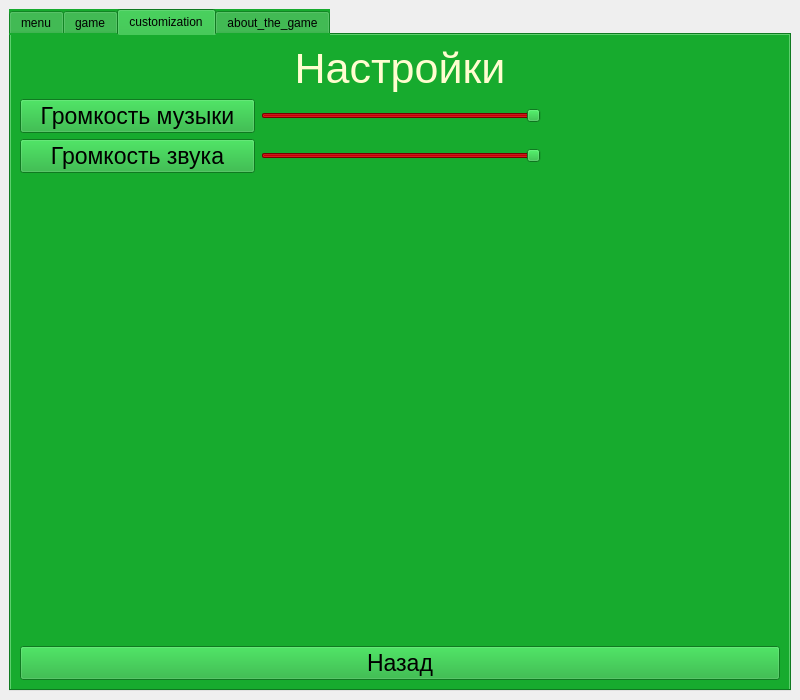
Old version of the form forms/root.ui in the repository kursach-vega/snake.
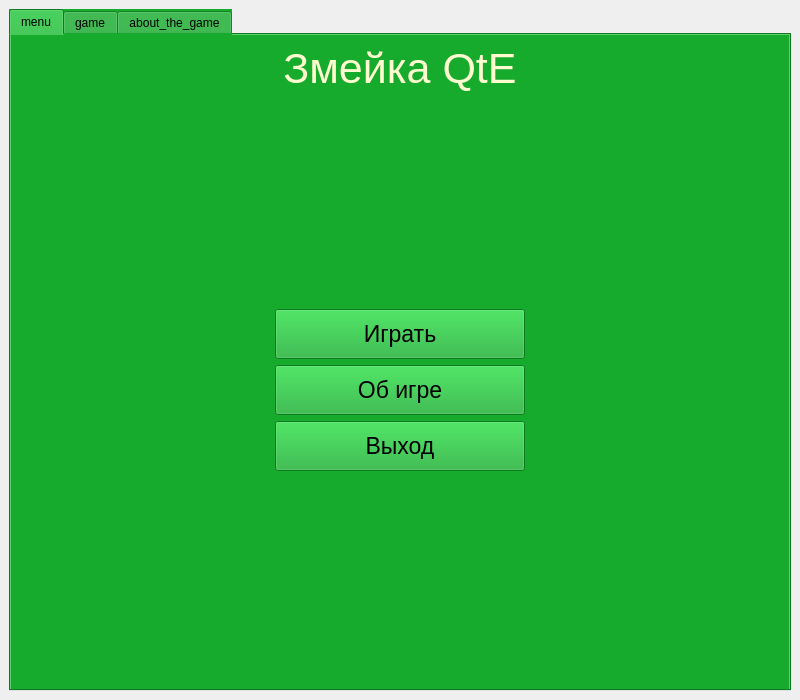
New version of the form. Custom widgets are drawn as their Qt base class.

The edit to the form file:
```diff
--- a/forms/root.ui
+++ b/forms/root.ui
@@ -55,7 +55,7 @@
        <string notr="true">background-color: rgb(23, 171, 46);</string>
       </property>
       <property name="currentIndex">
-       <number>2</number>
+       <number>0</number>
       </property>
       <widget class="QWidget" name="menu">
        <attribute name="title">
@@ -73,7 +73,7 @@
            <string notr="true">color: rgb(255, 253, 208);</string>
           </property>
           <property name="text">
-           <string>Змейка</string>
+           <string>Змейка QtE</string>
           </property>
           <property name="alignment">
            <set>Qt::AlignCenter</set>
@@ -95,11 +95,11 @@
         </item>
         <item>
          <layout class="QGridLayout" name="gridLayout_2">
-          <item row="1" column="1">
-           <widget class="QPushButton" name="transition_cystom">
+          <item row="0" column="1">
+           <widget class="QPushButton" name="transition_game">
             <property name="minimumSize">
              <size>
-              <width>200</width>
+              <width>250</width>
               <height>50</height>
              </size>
             </property>
@@ -109,12 +109,12 @@
              </font>
             </property>
             <property name="text">
-             <string>Настройка</string>
+             <string>Играть</string>
             </property>
            </widget>
           </item>
-          <item row="3" column="2">
-           <spacer name="horizontalSpacer_8">
+          <item row="1" column="0">
+           <spacer name="horizontalSpacer_4">
             <property name="orientation">
              <enum>Qt::Horizontal</enum>
             </property>
@@ -126,8 +126,8 @@
             </property>
            </spacer>
           </item>
-          <item row="1" column="2">
-           <spacer name="horizontalSpacer_6">
+          <item row="0" column="0">
+           <spacer name="horizontalSpacer">
             <property name="orientation">
              <enum>Qt::Horizontal</enum>
             </property>
@@ -139,20 +139,7 @@
             </property>
            </spacer>
           </item>
-          <item row="3" column="0">
-           <spacer name="horizontalSpacer_5">
-            <property name="orientation">
-             <enum>Qt::Horizontal</enum>
-            </property>
-            <property name="sizeHint" stdset="0">
-             <size>
-              <width>40</width>
-              <height>20</height>
-             </size>
-            </property>
-           </spacer>
-          </item>
-          <item row="2" column="1">
+          <item row="1" column="1">
            <widget class="QPushButton" name="transition_about_game">
             <property name="minimumSize">
              <size>
@@ -170,8 +157,47 @@
             </property>
            </widget>
           </item>
+          <item row="1" column="2">
+           <spacer name="horizontalSpacer_7">
+            <property name="orientation">
+             <enum>Qt::Horizontal</enum>
+            </property>
+            <property name="sizeHint" stdset="0">
+             <size>
+              <width>40</width>
+              <height>20</height>
+             </size>
+            </property>
+           </spacer>
+          </item>
+          <item row="2" column="2">
+           <spacer name="horizontalSpacer_8">
+            <property name="orientation">
+             <enum>Qt::Horizontal</enum>
+            </property>
+            <property name="sizeHint" stdset="0">
+             <size>
+              <width>40</width>
+              <height>20</height>
+             </size>
+            </property>
+           </spacer>
+          </item>
+          <item row="0" column="2">
+           <spacer name="horizontalSpacer_2">
+            <property name="orientation">
+             <enum>Qt::Horizontal</enum>
+            </property>
+            <property name="sizeHint" stdset="0">
+             <size>
+              <width>40</width>
+              <height>20</height>
+             </size>
+            </property>
+           </spacer>
+          </item>
           <item row="2" column="0">
-           <spacer name="horizontalSpacer_4">
+           <spacer name="horizontalSpacer_5">
             <property name="orientation">
              <enum>Qt::Horizontal</enum>
             </property>
@@ -183,33 +209,7 @@
             </property>
            </spacer>
           </item>
-          <item row="0" column="0">
-           <spacer name="horizontalSpacer">
-            <property name="orientation">
-             <enum>Qt::Horizontal</enum>
-            </property>
-            <property name="sizeHint" stdset="0">
-             <size>
-              <width>40</width>
-              <height>20</height>
-             </size>
-            </property>
-           </spacer>
-          </item>
-          <item row="1" column="0">
-           <spacer name="horizontalSpacer_3">
-            <property name="orientation">
-             <enum>Qt::Horizontal</enum>
-            </property>
-            <property name="sizeHint" stdset="0">
-             <size>
-              <width>40</width>
-              <height>20</height>
-             </size>
-            </property>
-           </spacer>
-          </item>
-          <item row="3" column="1">
+          <item row="2" column="1">
            <widget class="QPushButton" name="exit_button">
             <property name="minimumSize">
              <size>
@@ -227,50 +227,6 @@
             </property>
            </widget>
           </item>
-          <item row="2" column="2">
-           <spacer name="horizontalSpacer_7">
-            <property name="orientation">
-             <enum>Qt::Horizontal</enum>
-            </property>
-            <property name="sizeHint" stdset="0">
-             <size>
-              <width>40</width>
-              <height>20</height>
-             </size>
-            </property>
-           </spacer>
-          </item>
-          <item row="0" column="2">
-           <spacer name="horizontalSpacer_2">
-            <property name="orientation">
-             <enum>Qt::Horizontal</enum>
-            </property>
-            <property name="sizeHint" stdset="0">
-             <size>
-              <width>40</width>
-              <height>20</height>
-             </size>
-            </property>
-           </spacer>
-          </item>
-          <item row="0" column="1">
-           <widget class="QPushButton" name="transition_game">
-            <property name="minimumSize">
-             <size>
-              <width>250</width>
-              <height>50</height>
-             </size>
-            </property>
-            <property name="font">
-             <font>
-              <pointsize>17</pointsize>
-             </font>
-            </property>
-            <property name="text">
-             <string>Играть</string>
-            </property>
-           </widget>
-          </item>
          </layout>
         </item>
         <item>
@@ -304,7 +260,7 @@
            <string notr="true">color: rgb(255, 253, 208);</string>
           </property>
           <property name="text">
-           <string>Змейка</string>
+           <string>Змейка QtE</string>
           </property>
           <property name="alignment">
            <set>Qt::AlignCenter</set>
@@ -500,6 +456,12 @@
               <layout class="QHBoxLayout" name="horizontalLayout_4">
                <item>
                 <widget class="QPushButton" name="start_over">
+                 <property name="minimumSize">
+                  <size>
+                   <width>200</width>
+                   <height>0</height>
+                  </size>
+                 </property>
                  <property name="font">
                   <font>
                    <pointsize>17</pointsize>
@@ -511,31 +473,25 @@
                 </widget>
                </item>
                <item>
-                <widget class="QPushButton" name="end_game_customization">
+                <widget class="QPushButton" name="return_menu_end">
+                 <property name="minimumSize">
+                  <size>
+                   <width>200</width>
+                   <height>0</height>
+                  </size>
+                 </property>
                  <property name="font">
                   <font>
                    <pointsize>17</pointsize>
                   </font>
                  </property>
                  <property name="text">
-                  <string>Настройки</string>
+                  <string>Меню</string>
                  </property>
                 </widget>
                </item>
               </layout>
              </item>
-             <item>
-              <widget class="QPushButton" name="return_menu_end">
-               <property name="font">
-                <font>
-                 <pointsize>17</pointsize>
-                </font>
-               </property>
-               <property name="text">
-                <string>Меню</string>
-               </property>
-              </widget>
-             </item>
             </layout>
            </widget>
           </item>
@@ -586,6 +542,12 @@
               <layout class="QHBoxLayout" name="horizontalLayout_2">
                <item>
                 <widget class="QPushButton" name="continue_pause">
+                 <property name="minimumSize">
+                  <size>
+                   <width>200</width>
+                   <height>0</height>
+                  </size>
+                 </property>
                  <property name="font">
                   <font>
                    <pointsize>17</pointsize>
@@ -597,31 +559,25 @@
                 </widget>
                </item>
                <item>
-                <widget class="QPushButton" name="continut_settings">
+                <widget class="QPushButton" name="return_menu_pause">
+                 <property name="minimumSize">
+                  <size>
+                   <width>200</width>
+                   <height>0</height>
+                  </size>
+                 </property>
                  <property name="font">
                   <font>
                    <pointsize>17</pointsize>
                   </font>
                  </property>
                  <property name="text">
-                  <string>Настройки</string>
+                  <string>Меню</string>
                  </property>
                 </widget>
                </item>
               </layout>
              </item>
-             <item>
-              <widget class="QPushButton" name="return_menu_pause">
-               <property name="font">
-                <font>
-                 <pointsize>17</pointsize>
-                </font>
-               </property>
-               <property name="text">
-                <string>Меню</string>
-               </property>
-              </widget>
-             </item>
             </layout>
            </widget>
           </item>
@@ -681,171 +637,6 @@
         </item>
        </layout>
       </widget>
-      <widget class="QWidget" name="customization">
-       <attribute name="title">
-        <string>customization</string>
-       </attribute>
-       <layout class="QVBoxLayout" name="verticalLayout_6">
-        <item>
-         <widget class="QLabel" name="text_customization">
-          <property name="font">
-           <font>
-            <pointsize>32</pointsize>
-           </font>
-          </property>
-          <property name="styleSheet">
-           <string notr="true">color: rgb(255, 253, 208);</string>
-          </property>
-          <property name="text">
-           <string>Настройки</string>
-          </property>
-          <property name="alignment">
-           <set>Qt::AlignCenter</set>
-          </property>
-         </widget>
-        </item>
-        <item>
-         <layout class="QHBoxLayout" name="horizontalLayout">
-          <item>
-           <widget class="QPushButton" name="button_music">
-            <property name="minimumSize">
-             <size>
-              <width>235</width>
-              <height>0</height>
-             </size>
-            </property>
-            <property name="font">
-             <font>
-              <pointsize>17</pointsize>
-             </font>
-            </property>
-            <property name="text">
-             <string>Громкость музыки</string>
-            </property>
-           </widget>
-          </item>
-          <item>
-           <widget class="QSlider" name="music_volume">
-            <property name="minimumSize">
-             <size>
-              <width>280</width>
-              <height>0</height>
-             </size>
-            </property>
-            <property name="styleSheet">
-             <string notr="true">selection-background-color: rgb(170, 0, 0);
-</string>
-            </property>
-            <property name="maximum">
-             <number>100</number>
-            </property>
-            <property name="value">
-             <number>100</number>
-            </property>
-            <property name="orientation">
-             <enum>Qt::Horizontal</enum>
-            </property>
-           </widget>
-          </item>
-          <item>
-           <spacer name="horizontalSpacer_16">
-            <property name="orientation">
-             <enum>Qt::Horizontal</enum>
-            </property>
-            <property name="sizeHint" stdset="0">
-             <size>
-              <width>40</width>
-              <height>20</height>
-             </size>
-            </property>
-           </spacer>
-          </item>
-         </layout>
-        </item>
-        <item>
-         <layout class="QHBoxLayout" name="horizontalLayout_3">
-          <item>
-           <widget class="QPushButton" name="button_sound">
-            <property name="minimumSize">
-             <size>
-              <width>235</width>
-              <height>0</height>
-             </size>
-            </property>
-            <property name="font">
-             <font>
-              <pointsize>17</pointsize>
-             </font>
-            </property>
-            <property name="text">
-             <string>Громкость звука</string>
-            </property>
-           </widget>
-          </item>
-          <item>
-           <widget class="QSlider" name="sound_volume">
-            <property name="minimumSize">
-             <size>
-              <width>280</width>
-              <height>0</height>
-             </size>
-            </property>
-            <property name="styleSheet">
-             <string notr="true">selection-background-color: rgb(170, 0, 0);</string>
-            </property>
-            <property name="maximum">
-             <number>100</number>
-            </property>
-            <property name="value">
-             <number>100</number>
-            </property>
-            <property name="orientation">
-             <enum>Qt::Horizontal</enum>
-            </property>
-           </widget>
-          </item>
-          <item>
-           <spacer name="horizontalSpacer_15">
-            <property name="orientation">
-             <enum>Qt::Horizontal</enum>
-            </property>
-            <property name="sizeHint" stdset="0">
-             <size>
-              <width>40</width>
-              <height>20</height>
-             </size>
-            </property>
-           </spacer>
-          </item>
-         </layout>
-        </item>
-        <item>
-         <spacer name="verticalSpacer_8">
-          <property name="orientation">
-           <enum>Qt::Vertical</enum>
-          </property>
-          <property name="sizeHint" stdset="0">
-           <size>
-            <width>20</width>
-            <height>40</height>
-           </size>
-          </property>
-         </spacer>
-        </item>
-        <item>
-         <widget class="QPushButton" name="customization_back">
-          <property name="font">
-           <font>
-            <pointsize>17</pointsize>
-           </font>
-          </property>
-          <property name="text">
-           <string>Назад</string>
-          </property>
-         </widget>
-        </item>
-       </layout>
-      </widget>
       <widget class="QWidget" name="about_the_game">
        <property name="styleSheet">
         <string notr="true"/>
```
